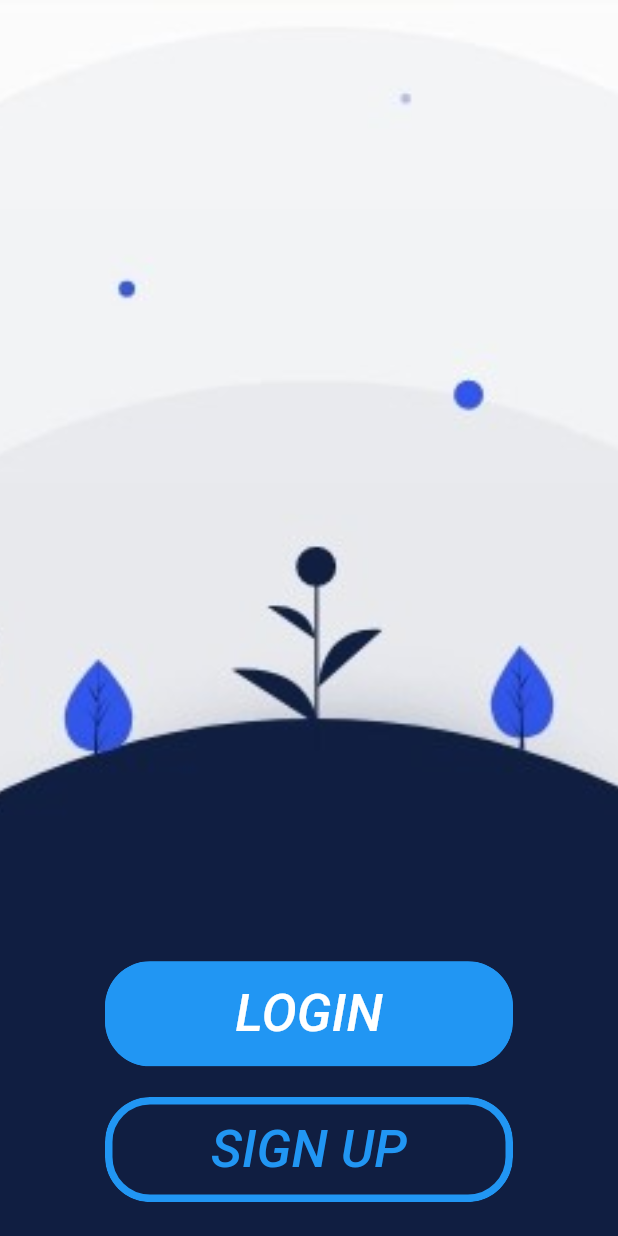
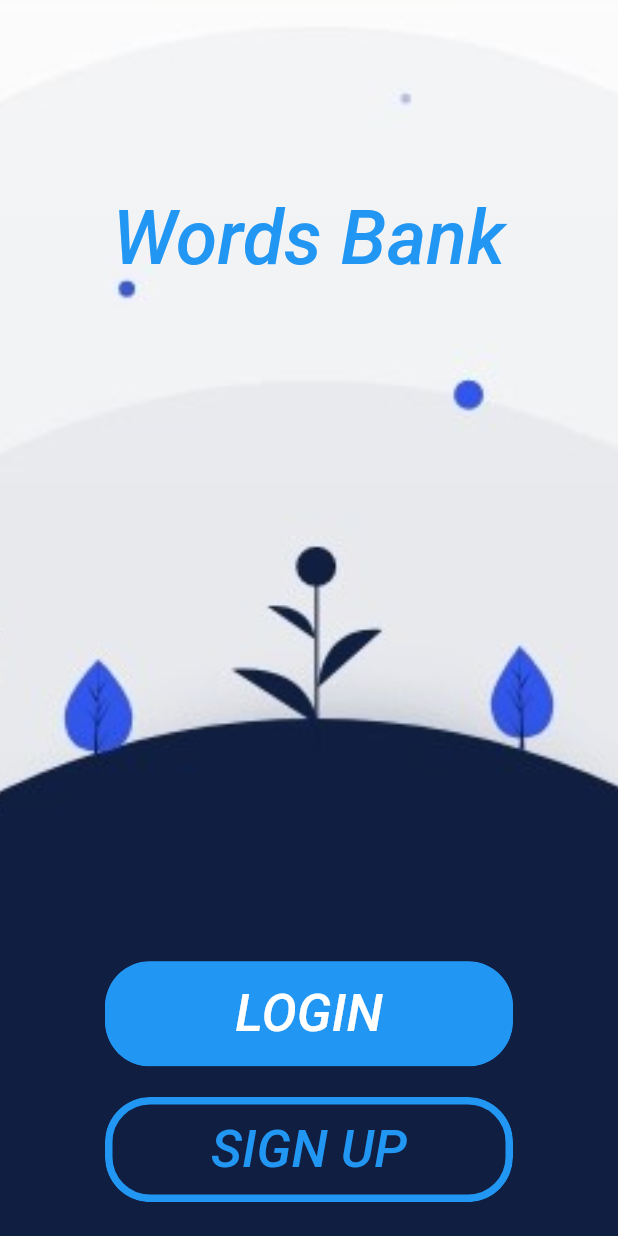
Before and after one commit to hadeelkibreet/words_bank, a Flutter app: the screen it shows after launch, on a phone screen of 412 x 824 dp. Run offline on Flutter 3.47's test engine with Material 2 defaults, Android fonts, the phone set to English and light mode, and no system bars; our stand-ins replace bloc, buildcondition, flutter_bloc, flutter_colorpicker, internet_connection_checker, pin_code_fields and 3 more; missing offline and left inert: onesignal_flutter; accounts and stored records are empty; key blocks and very long unbroken strings in the code were emptied for the run.

Commit message:
fontStyle

```diff
--- a/lib/screen/loginOrSignUp_screen.dart
+++ b/lib/screen/loginOrSignUp_screen.dart
@@ -22,6 +22,16 @@ class loginOrSignUpScreen extends StatelessWidget {
                       fit: BoxFit.cover),
                 ),
               ),
+              Container(
+
+                alignment: FractionalOffset(0.5, 0.17),
+                child: Text('Words Bank' ,style: TextStyle(color: Colors.blue[500]!,
+                fontSize: 50,
+                fontWeight:FontWeight.w500,
+                    fontStyle: FontStyle.italic,
+                ),),
+              ),
+
               Padding(
                 padding: const EdgeInsets.symmetric(horizontal: 70),
 
```
